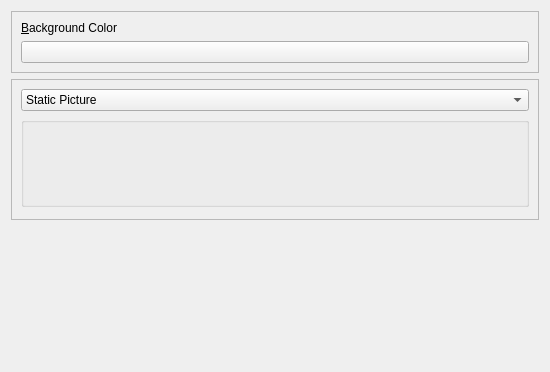
First picture: the form in plasma/containments/desktop/config.ui, repository mgottschlag/kwin-tiling, before the edit.
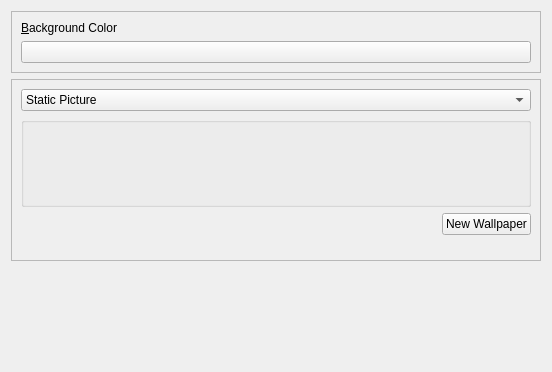
Second picture: the form after the edit. Custom widgets are drawn as their Qt base class.

Commit message: added a khotnewstuff button to the dialog, it works, but found some issues to fix in the kns download dialog

What changed in the file:
```diff
--- a/plasma/containments/desktop/config.ui
+++ b/plasma/containments/desktop/config.ui
@@ -58,20 +58,8 @@
      <property name="frameShadow" >
       <enum>QFrame::Raised</enum>
      </property>
-     <layout class="QVBoxLayout" >
-      <property name="leftMargin" >
-       <number>9</number>
-      </property>
-      <property name="topMargin" >
-       <number>9</number>
-      </property>
-      <property name="rightMargin" >
-       <number>9</number>
-      </property>
-      <property name="bottomMargin" >
-       <number>9</number>
-      </property>
-      <item>
+     <layout class="QGridLayout" >
+      <item row="0" column="0" colspan="2" >
        <widget class="QComboBox" name="pictureComboBox" >
         <item>
          <property name="text" >
@@ -85,7 +73,7 @@
         </item>
        </widget>
       </item>
-      <item>
+      <item row="1" column="0" colspan="2" >
        <widget class="QGroupBox" name="groupBox" >
         <layout class="QVBoxLayout" >
          <item>
@@ -232,15 +220,38 @@
         </layout>
        </widget>
       </item>
-      <item>
+      <item row="2" column="0" >
+       <spacer>
+        <property name="orientation" >
+         <enum>Qt::Horizontal</enum>
+        </property>
+        <property name="sizeHint" >
+         <size>
+          <width>40</width>
+          <height>20</height>
+         </size>
+        </property>
+       </spacer>
+      </item>
+      <item row="2" column="1" >
+       <widget class="QPushButton" name="getNewStuffButton" >
+        <property name="toolTip" >
+         <string>Download new wallpapers</string>
+        </property>
+        <property name="text" >
+         <string>New Wallpaper</string>
+        </property>
+       </widget>
+      </item>
+      <item row="3" column="0" colspan="2" >
        <spacer>
         <property name="orientation" >
          <enum>Qt::Vertical</enum>
         </property>
         <property name="sizeHint" >
          <size>
-          <width>20</width>
-          <height>0</height>
+          <width>510</width>
+          <height>16</height>
          </size>
         </property>
        </spacer>
```
The commit also changes 3 other files.
